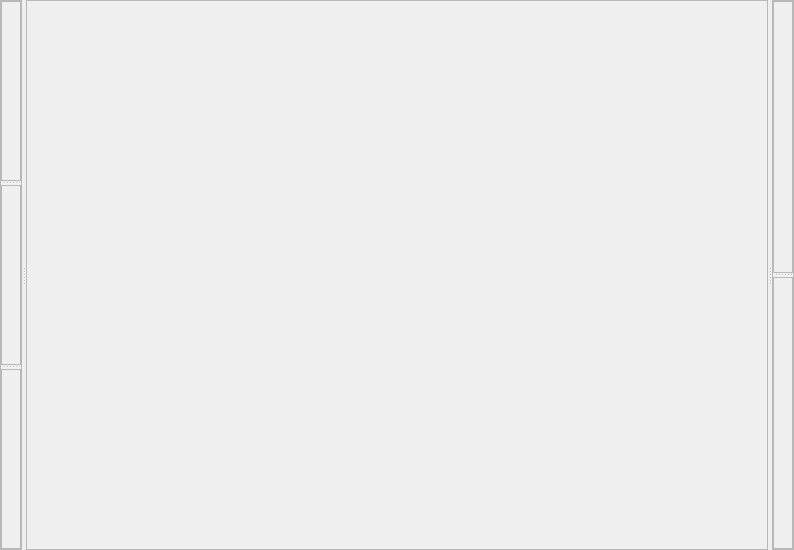
Above: xdart/experiments/ttheta_scan/gui/tthetaUI.ui from rwalroth/xdart before the change. Below: the same form after it.
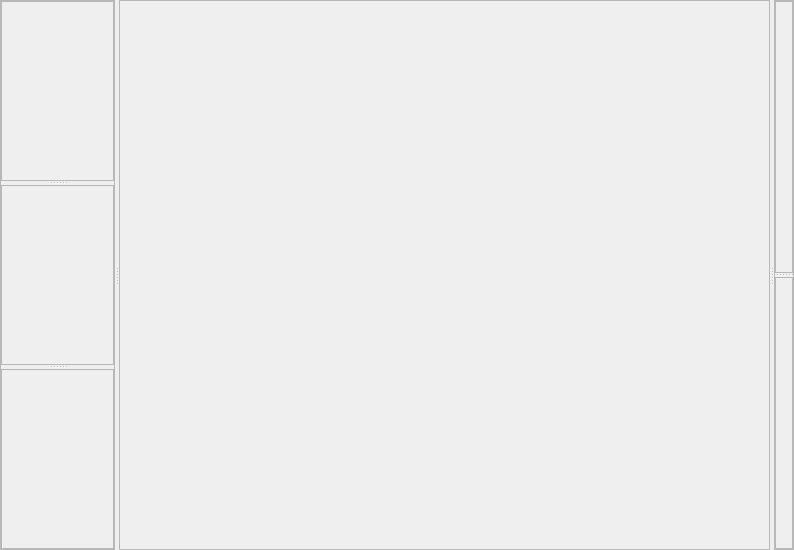
That is the form after the change.

Commit message:
Plot toolbar now functional
Plot window now responds to selections
in the plot toolbar

The edit to the form file:
```diff
--- a/xdart/experiments/ttheta_scan/gui/tthetaUI.ui
+++ b/xdart/experiments/ttheta_scan/gui/tthetaUI.ui
@@ -38,6 +38,12 @@
         <verstretch>0</verstretch>
        </sizepolicy>
       </property>
+      <property name="minimumSize">
+       <size>
+        <width>115</width>
+        <height>0</height>
+       </size>
+      </property>
       <property name="frameShape">
        <enum>QFrame::StyledPanel</enum>
       </property>
```
The commit also changes 7 other files.
